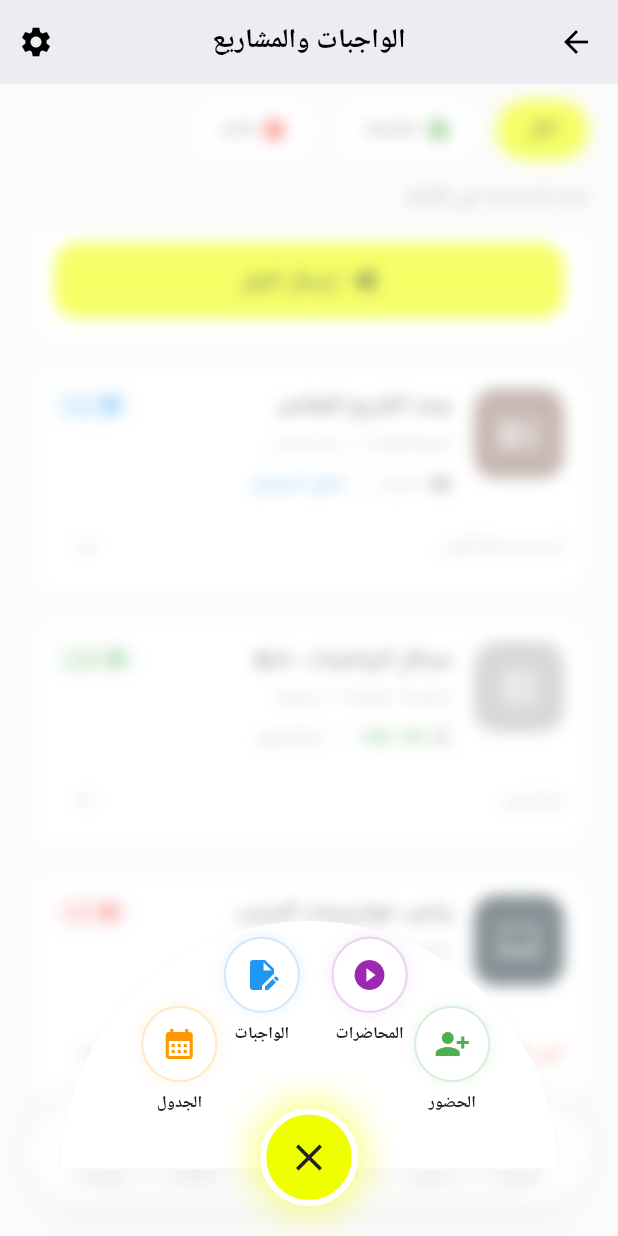
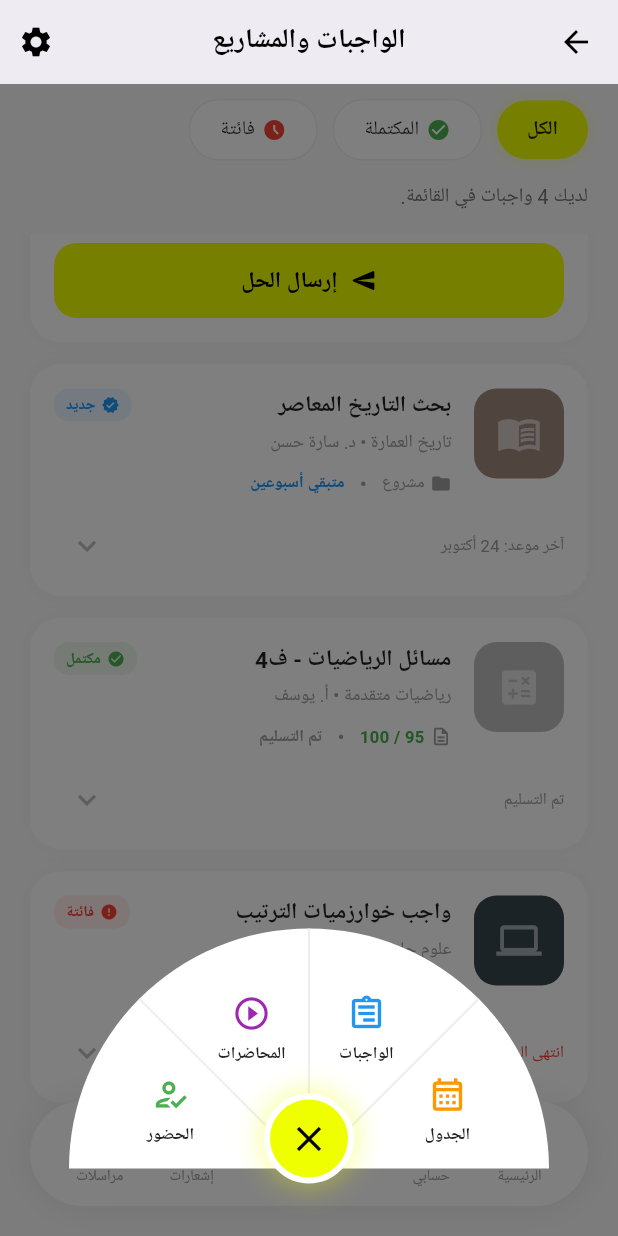
Before and after one commit to majdoulee2006/Edu_Pridge_flutter, a Flutter app: the AssignmentsScreen screen opened directly, scrolled down 576 dp, after a tap on the "grid view" icon, on a phone screen of 412 x 824 dp. Run offline on Flutter 3.47's test engine with Material 3 defaults, Android fonts, the phone set to English and light mode, and no system bars; Roboto replaces fonts that are missing (Tajawal).

Commit message:
Add staggered animation to student speed dial and link related screens

```diff
--- a/lib/widgets/student_speed_dial.dart
+++ b/lib/widgets/student_speed_dial.dart
@@ -1,11 +1,9 @@
-import 'package:edu_pridge_flutter/screens/student/center_icons/attendance/attendance_screen.dart';
-import 'package:edu_pridge_flutter/screens/student/center_icons/lectures/lectures_screen.dart';
-import 'package:edu_pridge_flutter/screens/student/center_icons/assignments/assignments_screen.dart';
-import 'package:edu_pridge_flutter/screens/student/center_icons/schedule/schedule_screen.dart';
 import 'package:flutter/material.dart';
 import 'dart:math' as math;
-import 'dart:ui';
-import '../core/constants/app_colors.dart';
+import '../screens/student/center_icons/assignments/assignments_screen.dart';
+import '../screens/student/center_icons/attendance/attendance_screen.dart';
+import '../screens/student/center_icons/lectures/lectures_screen.dart';
+import '../screens/student/center_icons/schedule/schedule_screen.dart';
 
 class StudentSpeedDial extends StatefulWidget {
   const StudentSpeedDial({super.key});
@@ -14,163 +12,296 @@ class StudentSpeedDial extends StatefulWidget {
   State<StudentSpeedDial> createState() => _StudentSpeedDialState();
 }
 
-class _StudentSpeedDialState extends State<StudentSpeedDial> with SingleTickerProviderStateMixin {
-  bool isOpened = false;
-  late AnimationController _controller;
-  late Animation<double> _animation;
+class _StudentSpeedDialState extends State<StudentSpeedDial>
+    with SingleTickerProviderStateMixin {
+  bool _isOpen = false;
+  late AnimationController _animationController;
 
   @override
   void initState() {
     super.initState();
-    // حركة الارتداد (easeOutBack) بتعطي تأثير أنيميشن رائع
-    _controller = AnimationController(vsync: this, duration: const Duration(milliseconds: 350));
-    _animation = CurvedAnimation(parent: _controller, curve: Curves.easeOutBack);
+    // 🌟 زدنا الوقت لـ 400ms ليكون التأثير التدريجي واضحاً وجميلاً 🌟
+    _animationController = AnimationController(
+      vsync: this,
+      duration: const Duration(milliseconds: 400),
+    );
   }
-
-  void _toggle() => setState(() {
-    isOpened = !isOpened;
-    isOpened ? _controller.forward() : _controller.reverse();
-  });
 
   @override
   void dispose() {
-    _controller.dispose();
+    _animationController.dispose();
     super.dispose();
+  }
+
+  void _toggleMenu() {
+    setState(() {
+      _isOpen = !_isOpen;
+      if (_isOpen) {
+        _animationController.forward();
+      } else {
+        _animationController.reverse();
+      }
+    });
   }
 
   @override
   Widget build(BuildContext context) {
+    return Directionality(
+      textDirection: TextDirection.rtl,
+      child: Stack(
+        alignment: Alignment.bottomCenter,
+        children: [
+          // 🌟 نستخدم AnimatedBuilder لتحديث الحركة 60 مرة بالثانية 🌟
+          AnimatedBuilder(
+            animation: _animationController,
+            builder: (context, child) {
+              // إذا كانت القائمة مغلقة تماماً لا نعرض شيئاً
+              if (_animationController.value == 0.0)
+                return const SizedBox.shrink();
+
               return Stack(
                 alignment: Alignment.bottomCenter,
-      clipBehavior: Clip.none,
                 children: [
-        // 1. التغبيش (Blur) مغطى على كامل الشاشة
-        if (isOpened)
-          Positioned.fill(
-            child: GestureDetector(
-              onTap: _toggle,
-              child: BackdropFilter(
-                filter: ImageFilter.blur(sigmaX: 5, sigmaY: 5),
-                child: Container(color: Colors.white.withOpacity(0.4)), // تغبيش فاتح مثل صورتك
-              ),
+                  // 1. الطبقة الشفافة السوداء (تظهر تدريجياً)
+                  GestureDetector(
+                    onTap: _toggleMenu,
+                    child: Opacity(
+                      opacity: _animationController.value,
+                      child: Container(color: Colors.black.withOpacity(0.5)),
                     ),
                   ),
 
-        // 2. نصف الدائرة البيضاء (كبرناها شوي عشان تسع الأيقونات)
+                  // 2. القائمة المنبثقة (نصف الدائرة تُرسم تدريجياً)
                   Positioned(
-          bottom: 45, // رفعناها لتتمركز صح مع الزر
-          child: ScaleTransition(
-            scale: _animation,
-            alignment: Alignment.bottomCenter,
+                    bottom: 45,
                     child: CustomPaint(
-              size: const Size(330, 165),
-              painter: CleanHalfCirclePainter(),
+                      size: const Size(320, 160),
+                      painter: MenuBackgroundPainter(
+                        _animationController.value,
                       ),
+                      child: SizedBox(
+                        width: 320,
+                        height: 160,
+                        child: Stack(
+                          children: [
+                            // 🌟 إضافة الأزرار مع توقيت تدريجي (Interval) 🌟
+                            _buildMenuItem(
+                              'الجدول',
+                              Icons.calendar_month_outlined,
+                              Colors.orange,
+                              22.5,
+                              0.0, // يبدأ فوراً
+                              0.4, // ينتهي عند 40% من وقت الحركة
+                              () {
+                                Navigator.push(
+                                  context,
+                                  MaterialPageRoute(
+                                    builder: (context) =>
+                                        const ScheduleScreen(),
                                   ),
+                                );
+                              },
                             ),
-
-        // 3. الأيقونات الأربعة (صغرنا مسافة الانتشار radius = 105 لتضل جوا)
-        // الزوايا محسوبة بدقة (30، 70، 110، 150)
-        _buildItem(Icons.person_add_alt_1, "الحضور", 105, 150, Colors.green, () {
-          Navigator.push(context, MaterialPageRoute(builder: (context) => const AttendanceScreen()));
-        }),
-       _buildItem(Icons.play_circle_fill, "المحاضرات", 105, 110, Colors.purple, () {
-         Navigator.push(context, MaterialPageRoute(builder: (context) => const LecturesScreen()));
-       }),
-       _buildItem(Icons.edit_document, "الواجبات", 105, 70, Colors.blue, () {
-         Navigator.push(context, MaterialPageRoute(builder: (context) => const AssignmentsScreen()));
-       }),
-       _buildItem(Icons.calendar_month, "الجدول", 105, 30, Colors.orange, () {
-         Navigator.push(context, MaterialPageRoute(builder: (context) => const ScheduleScreen()));
-        }),
-
-        // 4. الزر الأصفر المركزي مع أنيميشن الدوران
-        GestureDetector(
-          onTap: _toggle,
-          child: Container(
-            width: 65, height: 65,
-            margin: const EdgeInsets.only(bottom: 20),
-            decoration: BoxDecoration(
-              color: AppColors.accent, shape: BoxShape.circle,
-              border: Border.all(color: Colors.white, width: 4),
-              boxShadow: [
-                if (isOpened) BoxShadow(color: AppColors.accent.withOpacity(0.5), blurRadius: 20, spreadRadius: 5)
-                else BoxShadow(color: Colors.black.withOpacity(0.1), blurRadius: 10, offset: const Offset(0, 5))
+                            _buildMenuItem(
+                              'الواجبات',
+                              Icons.assignment_outlined,
+                              Colors.blue,
+                              67.5,
+                              0.2, // يبدأ متأخراً قليلاً
+                              0.6,
+                              () {
+                                Navigator.push(
+                                  context,
+                                  MaterialPageRoute(
+                                    builder: (context) =>
+                                        const AssignmentsScreen(),
+                                  ),
+                                );
+                              },
+                            ),
+                            _buildMenuItem(
+                              'المحاضرات',
+                              Icons.play_circle_outline,
+                              Colors.purple,
+                              112.5,
+                              0.4,
+                              0.8,
+                              () {
+                                Navigator.push(
+                                  context,
+                                  MaterialPageRoute(
+                                    builder: (context) =>
+                                        const LecturesScreen(),
+                                  ),
+                                );
+                              },
+                            ),
+                            _buildMenuItem(
+                              'الحضور',
+                              Icons.how_to_reg_outlined,
+                              Colors.green,
+                              157.5,
+                              0.6, // يبدأ أخيراً
+                              1.0,
+                              () {
+                                Navigator.push(
+                                  context,
+                                  MaterialPageRoute(
+                                    builder: (context) =>
+                                        const AttendanceScreen(),
+                                  ),
+                                );
+                              },
+                            ),
                           ],
                         ),
-            child: AnimatedSwitcher(
-              duration: const Duration(milliseconds: 300),
-              transitionBuilder: (child, anim) => RotationTransition(
-                turns: child.key == const ValueKey('close')
-                    ? Tween<double>(begin: 0.5, end: 1).animate(anim)
-                    : Tween<double>(begin: 0.5, end: 1).animate(anim),
-                child: ScaleTransition(scale: anim, child: child),
-              ),
-              child: isOpened
-                  ? const Icon(Icons.close, key: ValueKey('close'), color: AppColors.textDark, size: 30)
-                  : const Icon(Icons.grid_view_rounded, key: ValueKey('grid'), color: AppColors.textDark, size: 30),
                       ),
                     ),
                   ),
                 ],
               );
+            },
+          ),
+
+          // 3. الزر الأصفر المركزي (الأساسي)
+          Positioned(
+            bottom: 35,
+            child: GestureDetector(
+              onTap: _toggleMenu,
+              child: AnimatedContainer(
+                duration: const Duration(milliseconds: 200),
+                height: 60,
+                width: 60,
+                decoration: BoxDecoration(
+                  color: const Color(0xFFEFFF00),
+                  shape: BoxShape.circle,
+                  boxShadow: [
+                    BoxShadow(
+                      color: const Color(0xFFEFFF00).withOpacity(0.4),
+                      blurRadius: 15,
+                      spreadRadius: 2,
+                    ),
+                  ],
+                  border: Border.all(color: Colors.white, width: 4),
+                ),
+                child: Icon(
+                  _isOpen ? Icons.close : Icons.grid_view_rounded,
+                  size: 28,
+                  color: Colors.black,
+                ),
+              ),
+            ),
+          ),
+        ],
+      ),
+    );
   }
 
-  // دالة بناء وتحديد موقع كل أيقونة رياضياً
-  Widget _buildItem(IconData icon, String label, double radius, double angleDegrees, Color color, VoidCallback onTap) {
-    final double angle = angleDegrees * math.pi / 180;
-    return AnimatedBuilder(
-      animation: _animation,
-      builder: (context, child) {
-        double x = _animation.value * radius * math.cos(angle);
-        double y = _animation.value * radius * math.sin(angle);
+  // 🌟 دالة بناء العناصر مع الحركة التدريجية (Staggered Animation) 🌟
+  Widget _buildMenuItem(
+    String title,
+    IconData icon,
+    Color color,
+    double angleInDegrees,
+    double startAnim,
+    double endAnim,
+    VoidCallback onTapAction,
+  ) {
+    double angleInRadians = angleInDegrees * math.pi / 180.0;
+    double radius = 100.0;
+
+    double x = 160 + radius * math.cos(angleInRadians);
+    double y = 160 - radius * math.sin(angleInRadians);
+
+    // تجهيز حركة القفز الخاصة بهذا الزر تحديداً
+    Animation<double> scaleAnimation = CurvedAnimation(
+      parent: _animationController,
+      curve: Interval(startAnim, endAnim, curve: Curves.easeOutBack),
+    );
+
     return Positioned(
-          bottom: 28 + y, // نقطة الارتكاز المظبوطة
-          right: (MediaQuery.of(context).size.width / 2) - 30 + x, // توسيط 100%
-          child: Opacity(
-            opacity: _controller.value,
+      left: x - 35,
+      top: y - 35,
+      child: ScaleTransition(
+        scale: scaleAnimation, // تطبيق الحركة على الزر
         child: GestureDetector(
           onTap: () {
-                _toggle();
-                onTap();
+            _toggleMenu();
+            onTapAction();
           },
+          child: SizedBox(
+            width: 70,
+            height: 70,
             child: Column(
               mainAxisSize: MainAxisSize.min,
+              mainAxisAlignment: MainAxisAlignment.center,
               children: [
-                  Container(
-                    padding: const EdgeInsets.all(12),
-                    decoration: BoxDecoration(
-                      color: Colors.white,
-                      shape: BoxShape.circle,
-                      border: Border.all(color: color.withOpacity(0.2), width: 1.5),
-                      boxShadow: [BoxShadow(color: color.withOpacity(0.1), blurRadius: 8)]
+                Icon(icon, color: color, size: 26),
+                const SizedBox(height: 6),
+                Text(
+                  title,
+                  style: const TextStyle(
+                    fontSize: 11,
+                    fontWeight: FontWeight.bold,
+                    color: Colors.black87,
                   ),
-                    child: Icon(icon, color: color, size: 24),
                 ),
-                  const SizedBox(height: 6),
-                  Text(label, style: const TextStyle(fontSize: 11, fontWeight: FontWeight.bold, color: AppColors.textDark)),
               ],
             ),
           ),
         ),
-        );
-      },
+      ),
     );
   }
 }
 
-// الرسام اللي بيرسم نصف الدائرة (بدون خطوط ليكون نظيف وأنيق)
-class CleanHalfCirclePainter extends CustomPainter {
+// ==========================================
+// --- الرسام المخصص لنصف الدائرة والخطوط ---
+// ==========================================
+class MenuBackgroundPainter extends CustomPainter {
+  final double progress; // قيمة الحركة (من 0.0 إلى 1.0)
+
+  MenuBackgroundPainter(this.progress);
+
   @override
   void paint(Canvas canvas, Size size) {
-    final paint = Paint()..color = Colors.white..style = PaintingStyle.fill;
-    final path = Path()
-      ..moveTo(0, size.height)
-      ..arcTo(Rect.fromLTWH(0, 0, size.width, size.height * 2), math.pi, math.pi, false)
-      ..close();
-    canvas.drawShadow(path, Colors.black.withOpacity(0.12), 15, true);
-    canvas.drawPath(path, paint);
+    Paint fillPaint = Paint()
+      ..color = Colors.white
+      ..style = PaintingStyle.fill;
+
+    // 🌟 رسم نصف الدائرة بشكل تدريجي من اليمين إلى اليسار 🌟
+    canvas.drawArc(
+      Rect.fromCircle(
+        center: Offset(size.width / 2, size.height),
+        radius: size.height,
+      ),
+      0.0, // نقطة البداية (من اليمين)
+      -math.pi * progress, // مقدار الالتفاف (يعتمد على الحركة)
+      true,
+      fillPaint,
+    );
+
+    Paint linePaint = Paint()
+      ..color = Colors.grey.shade200
+          .withOpacity(progress) // شفافة في البداية وتوضح تدريجياً
+      ..strokeWidth = 1.5;
+
+    Offset center = Offset(size.width / 2, size.height);
+    List<double> angles = [math.pi / 4, math.pi / 2, 3 * math.pi / 4];
+
+    for (double angle in angles) {
+      // 🌟 لا نرسم الخط الفاصل إلا إذا وصلت الدائرة إليه 🌟
+      if (math.pi * progress >= angle) {
+        double dx = center.dx + size.height * math.cos(angle);
+        double dy = center.dy - size.height * math.sin(angle);
+        canvas.drawLine(center, Offset(dx, dy), linePaint);
       }
+    }
+  }
+
   @override
-  bool shouldRepaint(CustomPainter oldDelegate) => false;
+  bool shouldRepaint(covariant MenuBackgroundPainter oldDelegate) {
+    // يجب إعادة الرسم في كل إطار من الحركة
+    return oldDelegate.progress != progress;
   }
+}
```
Lines whose indentation alone changed are shown as unchanged.
